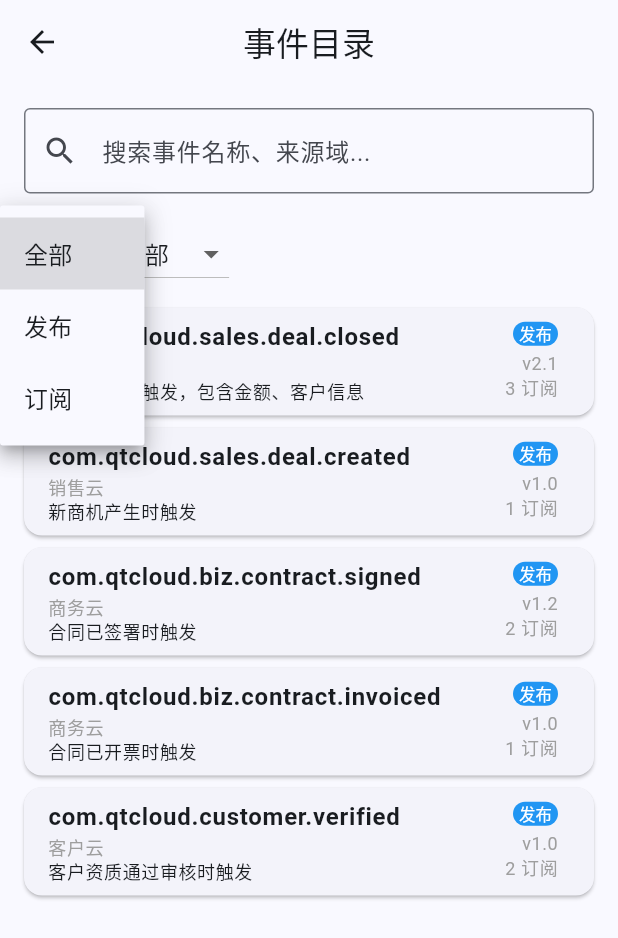
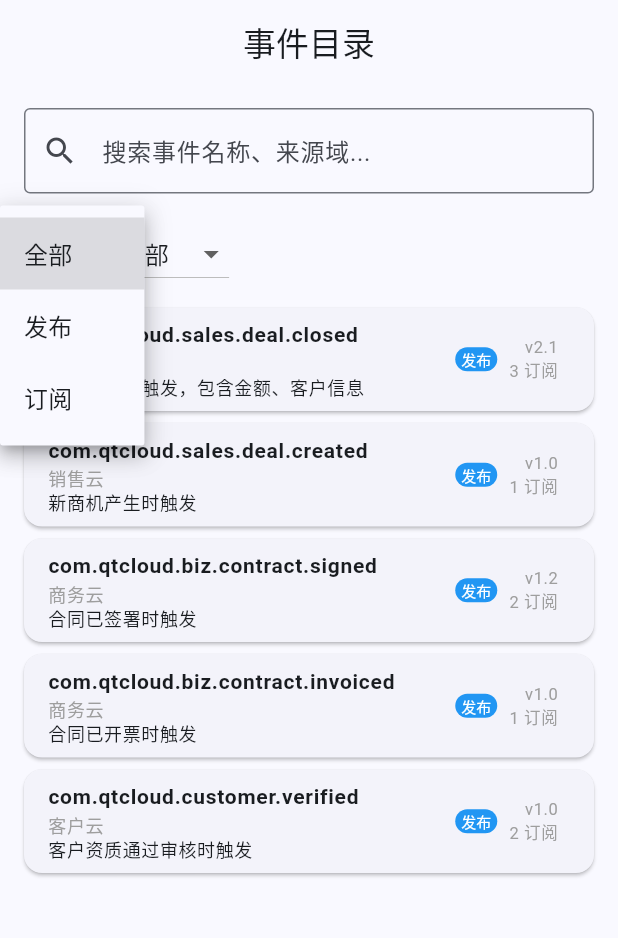
Before and after one commit to quanttide/qtcloud, a Flutter app: the screen it shows after launch, after a tap on "全部", on a phone screen of 412 x 824 dp. Shown: the top 938 px of the screen. Run offline on Flutter 3.47's test engine with Material 3 defaults, Android fonts, the phone set to English and light mode, and no system bars; our stand-ins replace equatable, flutter_bloc, freezed_annotation, go_router.

```diff
--- a/src/studio/lib/main.dart
+++ b/src/studio/lib/main.dart
@@ -3,9 +3,7 @@ import 'package:flutter_bloc/flutter_bloc.dart';
 import 'blocs/event_catalog_cubit.dart';
 import 'blocs/contract_cubit.dart';
 import 'blocs/workflow_cubit.dart';
-import 'screens/event_catalog_screen.dart';
-import 'screens/contract_screen.dart';
-import 'screens/workflow_screen.dart';
+import 'router.dart';
 import 'theme.dart';
 
 void main() {
@@ -29,31 +27,10 @@ class QtCloudStudioApp extends StatelessWidget {
           create: (_) => WorkflowCubit(workflowsPath: 'assets/workflows.json'),
         ),
       ],
-      child: MaterialApp(
-        title: '量潮云协作目录',
+      child: MaterialApp.router(
+        title: '量潮云',
         theme: AppTheme.lightTheme,
-        initialRoute: '/events',
-        onGenerateRoute: (settings) {
-          switch (settings.name) {
-            case '/events':
-              return MaterialPageRoute(
-                builder: (_) => const EventCatalogScreen(),
-              );
-            case '/contract':
-              final eventId = settings.arguments as String? ?? '';
-              return MaterialPageRoute(
-                builder: (_) => ContractScreen(eventId: eventId),
-              );
-            case '/workflows':
-              return MaterialPageRoute(
-                builder: (_) => const WorkflowScreen(),
-              );
-            default:
-              return MaterialPageRoute(
-                builder: (_) => const EventCatalogScreen(),
-              );
-          }
-        },
+        routerConfig: AppRouter.create(),
       ),
     );
   }
--- a/src/studio/lib/screens/event_catalog_screen.dart
+++ b/src/studio/lib/screens/event_catalog_screen.dart
@@ -1,5 +1,6 @@
 import 'package:flutter/material.dart';
 import 'package:flutter_bloc/flutter_bloc.dart';
+import 'package:go_router/go_router.dart';
 import '../blocs/event_catalog_cubit.dart';
 import '../views/event_card.dart';
 
@@ -29,7 +30,9 @@ class _EventCatalogScreenState extends State<EventCatalogScreen> {
   Widget build(BuildContext context) {
     return Scaffold(
       appBar: AppBar(title: const Text('事件目录')),
-      body: Column(
+      body: BlocBuilder<EventCatalogCubit, EventCatalogState>(
+        builder: (context, state) {
+          return Column(
             children: [
               Padding(
                 padding: const EdgeInsets.all(16),
@@ -51,7 +54,7 @@ class _EventCatalogScreenState extends State<EventCatalogScreen> {
                   children: [
                     _FilterDropdown(
                       label: '方向',
-                  value: context.watch<EventCatalogCubit>().state.directionFilter,
+                      value: state.directionFilter,
                       items: const [null, 'publish', 'subscribe'],
                       itemLabels: const ['全部', '发布', '订阅'],
                       onChanged: (v) {
@@ -61,7 +64,7 @@ class _EventCatalogScreenState extends State<EventCatalogScreen> {
                     const SizedBox(width: 8),
                     _FilterDropdown(
                       label: '状态',
-                  value: context.watch<EventCatalogCubit>().state.statusFilter,
+                      value: state.statusFilter,
                       items: const [null, 'active', 'deprecated'],
                       itemLabels: const ['全部', '活跃', '已弃用'],
                       onChanged: (v) {
@@ -72,9 +75,15 @@ class _EventCatalogScreenState extends State<EventCatalogScreen> {
                 ),
               ),
               const SizedBox(height: 8),
-          Expanded(
-            child: BlocBuilder<EventCatalogCubit, EventCatalogState>(
-              builder: (context, state) {
+              Expanded(child: _buildEventList(state)),
+            ],
+          );
+        },
+      ),
+    );
+  }
+
+  Widget _buildEventList(EventCatalogState state) {
     switch (state.status) {
       case EventCatalogStatus.initial:
       case EventCatalogStatus.loading:
@@ -91,21 +100,11 @@ class _EventCatalogScreenState extends State<EventCatalogScreen> {
             final event = state.filteredEvents[index];
             return EventCard(
               event: event,
-                          onTap: () {
-                            Navigator.of(context).pushNamed(
-                              '/contract/${event.id}',
-                            );
-                          },
+              onTap: () => context.push('/contract/${event.id}'),
             );
           },
         );
     }
-              },
-            ),
-          ),
-        ],
-      ),
-    );
   }
 }
 
--- a/src/studio/lib/views/event_card.dart
+++ b/src/studio/lib/views/event_card.dart
@@ -34,6 +34,7 @@ class EventCard extends StatelessWidget {
             event.type,
             style: TextStyle(
               fontWeight: FontWeight.bold,
+              fontSize: 14,
               decoration: isDeprecated ? TextDecoration.lineThrough : null,
               color: isDeprecated ? Colors.grey : null,
             ),
@@ -43,33 +44,39 @@ class EventCard extends StatelessWidget {
             children: [
               Text(
                 domainLabel(event.source),
-                style: theme.textTheme.bodySmall?.copyWith(color: Colors.grey),
+                style: theme.textTheme.bodySmall?.copyWith(color: Colors.grey, fontSize: 12),
               ),
               Text(
                 event.description,
-                style: theme.textTheme.bodySmall,
+                style: theme.textTheme.bodySmall?.copyWith(fontSize: 12),
                 maxLines: 1,
                 overflow: TextOverflow.ellipsis,
               ),
             ],
           ),
-          trailing: Column(
-            mainAxisAlignment: MainAxisAlignment.center,
-            crossAxisAlignment: CrossAxisAlignment.end,
+          trailing: Row(
+            mainAxisSize: MainAxisSize.min,
             children: [
               Badge(
                 backgroundColor: eventDirectionColor(event.direction),
-                textStyle: const TextStyle(color: Colors.white, fontSize: 11),
-                label: Text(eventDirectionLabel(event.direction)),
+                textStyle: const TextStyle(color: Colors.white, fontSize: 10),
+                label: Text(eventDirectionLabel(event.direction), style: const TextStyle(fontSize: 10)),
               ),
-              const SizedBox(height: 4),
-              Text(
-                event.version,
-                style: theme.textTheme.bodySmall?.copyWith(color: Colors.grey),
-              ),
-              Text(
-                '${event.subscriberCount} 订阅',
-                style: theme.textTheme.bodySmall?.copyWith(color: Colors.grey),
+              const SizedBox(width: 8),
+              Column(
+                mainAxisAlignment: MainAxisAlignment.center,
+                crossAxisAlignment: CrossAxisAlignment.end,
+                mainAxisSize: MainAxisSize.min,
+                children: [
+                  Text(
+                    event.version,
+                    style: theme.textTheme.bodySmall?.copyWith(color: Colors.grey, fontSize: 11),
+                  ),
+                  Text(
+                    '${event.subscriberCount} 订阅',
+                    style: theme.textTheme.bodySmall?.copyWith(color: Colors.grey, fontSize: 11),
+                  ),
+                ],
               ),
             ],
           ),
```
Also changed, not shown: src/studio/lib/router.dart (+16 -37 lines), src/studio/lib/screens/contract_screen.dart (+87 -18 lines), src/studio/lib/screens/workflow_screen.dart (+19 -7 lines). Lines whose indentation alone changed are shown as unchanged.
